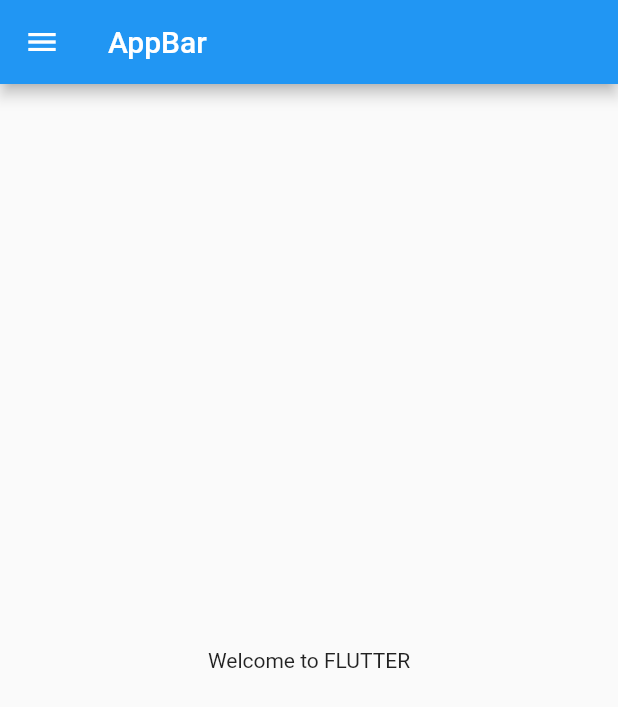
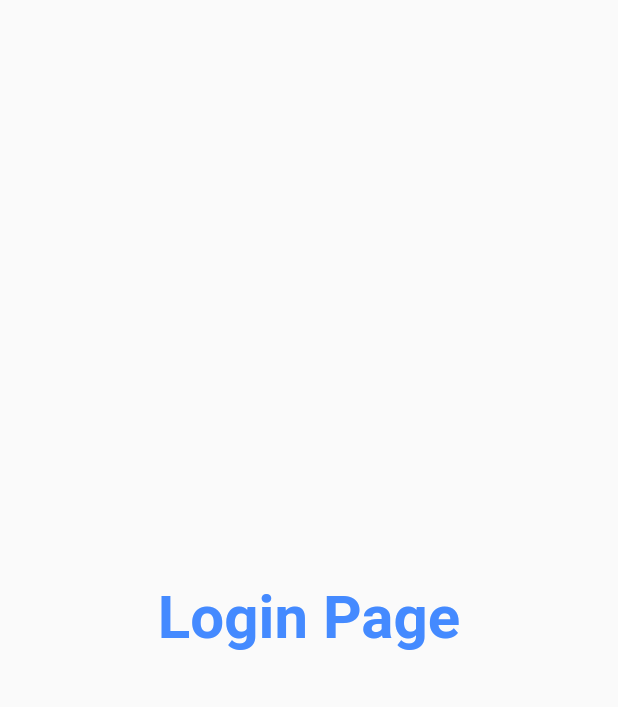
Before and after one commit to PriyanshuSuryawanshi/Flutter-First-Project, a Flutter app: the screen it shows after launch, on a phone screen of 412 x 824 dp. Shown: the top 707 px of the screen. Run offline on Flutter 3.47's test engine with Material 2 defaults, Android fonts, the phone set to English and light mode, and no system bars.

Commit message:
Day-3 Completed

```diff
--- a/lib/main.dart
+++ b/lib/main.dart
@@ -1,5 +1,6 @@
 import 'package:flutter/material.dart';
-import 'package:flutter_catalouge/home_page.dart';
+import 'package:flutter_catalouge/pages/home_page.dart';
+import 'package:flutter_catalouge/pages/login_page.dart';
 
 void main() {
   runApp(MyApp());
@@ -11,7 +12,18 @@ class MyApp extends StatelessWidget {
   @override
   Widget build(BuildContext context) {
     return MaterialApp(
-      home: HomePage(),
+      // home: HomePage(),
+      // themeMode: ThemeMode.system,
+      // theme: ThemeData(primarySwatch: Colors.deepPurple),
+      // darkTheme: ThemeData(
+      //   brightness: Brightness.dark,
+      // ),
+
+      routes: {
+        // "/": (context) => HomePage(),
+        "/": (context) => LoginPage(),
+        "/login": (context) => LoginPage(),
+      },
     );
   }
 }
--- /dev/null
+++ b/lib/pages/login_page.dart
@@ -0,0 +1,19 @@
+import 'package:flutter/material.dart';
+import 'package:flutter/src/widgets/container.dart';
+import 'package:flutter/src/widgets/framework.dart';
+
+class LoginPage extends StatelessWidget {
+  const LoginPage({super.key});
+
+  @override
+  Widget build(BuildContext context) {
+    return Material(
+      child: Center(
+          child: Text("Login Page",
+              style: TextStyle(
+                  color: Colors.blueAccent,
+                  fontWeight: FontWeight.bold,
+                  fontSize: 40))),
+    );
+  }
+}
```
Also changed, not shown: lib/pages/home_page.dart (renamed from lib/home_page.dart).
